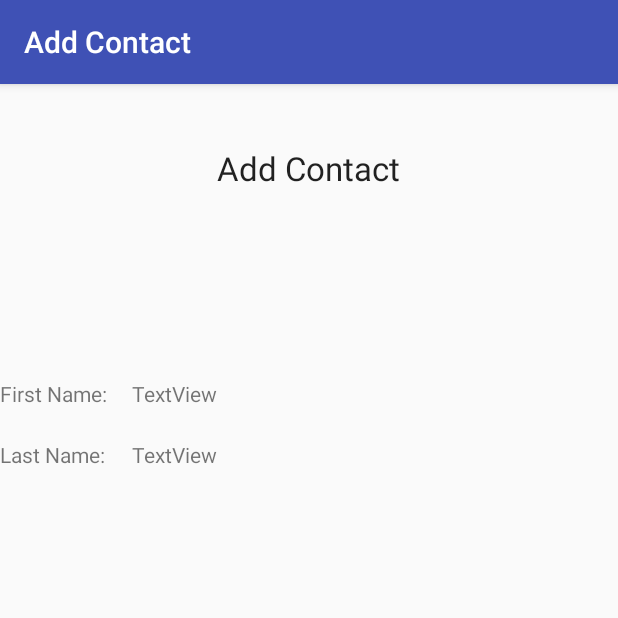
After one commit to lkuza2/Business-Sync, an Android app: the ConfirmContactActivity screen opened directly, with no data from a screen before it, on a phone screen of 412 x 824 dp, the top half of it. The commit adds this screen. Run offline under Robolectric (Android 15) with nearby library versions, the phone set to English and light mode, and no system bars; our stand-ins replace Firebase (no records; nobody signed in at launch, a user with empty details on screens opened directly); 3 statements that could not run were skipped.

Commit message:
works just adding inputs

```diff
--- a/app/src/main/AndroidManifest.xml
+++ b/app/src/main/AndroidManifest.xml
@@ -29,6 +29,10 @@
                 android:label="@string/title_activity_home"
                 android:theme="@style/AppTheme.NoActionBar">
         </activity>
+        <activity
+                android:name=".contacts.ConfirmContactActivity"
+                android:label="@string/title_confirm_contact">
+        </activity>
     </application>
 
 </manifest>
--- /dev/null
+++ b/app/src/main/java/com/rose/businesssyncapp/contacts/ConfirmContactActivity.java
@@ -0,0 +1,90 @@
+package com.rose.businesssyncapp.contacts;
+
+import android.nfc.NfcAdapter;
+import android.os.Bundle;
+import android.support.annotation.Nullable;
+import android.support.v7.app.AppCompatActivity;
+import android.view.View;
+import android.view.ViewGroup;
+import android.widget.ListView;
+import android.widget.TextView;
+import com.google.firebase.auth.FirebaseAuth;
+import com.google.firebase.database.*;
+import com.rose.businesssyncapp.R;
+import com.rose.businesssyncapp.card.CardListAdapter;
+import com.rose.businesssyncapp.card.RegisterCardFragment;
+import com.rose.businesssyncapp.user.User;
+
+import java.util.ArrayList;
+
+import static android.nfc.NfcAdapter.FLAG_READER_NFC_A;
+import static android.nfc.NfcAdapter.FLAG_READER_SKIP_NDEF_CHECK;
+
+/**
+ * Created by kuzalj on 3/25/2017.
+ */
+public class ConfirmContactActivity extends AppCompatActivity {
+
+    private DatabaseReference database;
+    private FirebaseAuth auth;
+    String userID = "";
+
+    @Override
+    protected void onCreate(@Nullable Bundle savedInstanceState) {
+        super.onCreate(savedInstanceState);
+        setContentView(R.layout.activity_confirm_contact);
+
+        database = FirebaseDatabase.getInstance().getReference();
+        auth = FirebaseAuth.getInstance();
+
+        String cardID = getIntent().getStringExtra("com.rose.businesssyncapp.cardID");
+        database.child("cards").child(cardID).child("UserID").addListenerForSingleValueEvent(new ValueEventListener() {
+            @Override
+            public void onDataChange(DataSnapshot dataSnapshot) {
+                userID = dataSnapshot.getValue().toString();
+                showUser();
+            }
+
+            @Override
+            public void onCancelled(DatabaseError databaseError) {
+
+            }
+        });
+    }
+
+    private void showUser(){
+        database.child("Users").child(userID).addListenerForSingleValueEvent(new ValueEventListener() {
+            @Override
+            public void onDataChange(DataSnapshot dataSnapshot) {
+                final User USER = dataSnapshot.getValue(User.class);
+                runOnUiThread(new Runnable() {
+                    @Override
+                    public void run() {
+                        ((TextView) findViewById(R.id.first_name_add)).setText(USER.firstName);
+                        ((TextView) findViewById(R.id.last_name_add)).setText(USER.lastName);
+                    }
+                });
+            }
+
+            @Override
+            public void onCancelled(DatabaseError databaseError) {
+
+            }
+        });
+    }
+
+    @Override
+    public void addContentView(View view, ViewGroup.LayoutParams params) {
+        super.addContentView(view, params);
+    }
+
+    @Override
+    protected void onStart() {
+        super.onStart();
+    }
+
+    @Override
+    protected void onStop() {
+        super.onStop();
+    }
+}
--- /dev/null
+++ b/app/src/main/res/layout/activity_confirm_contact.xml
@@ -0,0 +1,34 @@
+<?xml version="1.0" encoding="utf-8"?>
+<RelativeLayout xmlns:android="http://schemas.android.com/apk/res/android"
+                android:layout_width="match_parent"
+                android:layout_height="match_parent">
+
+    <TextView
+            android:text="@string/confirm_contact_str"
+            android:layout_width="wrap_content"
+            android:layout_height="wrap_content"
+            android:layout_marginTop="41dp" android:id="@+id/textView"
+            android:textAppearance="@android:style/TextAppearance.Material.Large" android:layout_alignParentTop="true"
+            android:layout_centerHorizontal="true"/>
+    <TextView
+            android:text="@string/first_name"
+            android:layout_width="wrap_content"
+            android:layout_height="wrap_content"
+            android:layout_marginTop="126dp" android:id="@+id/first_name_add_text"
+            android:layout_below="@+id/textView" android:layout_alignParentStart="true"/>
+    <TextView
+            android:text="TextView"
+            android:layout_width="wrap_content"
+            android:layout_height="wrap_content" android:layout_alignBottom="@+id/first_name_add_text"
+            android:layout_toStartOf="@+id/textView" android:id="@+id/first_name_add"/>
+    <TextView
+            android:text="@string/last_name_add"
+            android:layout_width="wrap_content"
+            android:layout_height="wrap_content" android:layout_below="@+id/first_name_add_text"
+            android:layout_alignParentStart="true" android:layout_marginTop="21dp" android:id="@+id/last_name_add_text"/>
+    <TextView
+            android:text="TextView"
+            android:layout_width="wrap_content"
+            android:layout_height="wrap_content" android:layout_alignTop="@+id/last_name_add_text"
+            android:layout_alignStart="@+id/first_name_add" android:id="@+id/last_name_add"/>
+</RelativeLayout>
--- a/app/src/main/res/layout/fragment_add_contact.xml
+++ b/app/src/main/res/layout/fragment_add_contact.xml
@@ -5,8 +5,8 @@
               android:layout_height="match_parent">
 
     <TextView
-            android:text="TextView"
+            android:text="@string/add_contact_tap"
             android:layout_width="wrap_content"
             android:layout_height="wrap_content" android:layout_centerVertical="true"
-            android:layout_centerHorizontal="true" android:id="@+id/scan_text"/>
+            android:layout_centerHorizontal="true" android:id="@+id/scan_text" android:textAppearance="@android:style/TextAppearance.Material.Large"/>
 </RelativeLayout>
--- a/app/src/main/res/values/strings.xml
+++ b/app/src/main/res/values/strings.xml
@@ -27,4 +27,10 @@
     <string name="cards_registered">Cards Registered:</string>
     <string name="card_id">Card ID:</string>
     <string name="add_contact_str">Add Contact</string>
+    <string name="add_contact_tap">Tap a Card to Add a New Contact</string>
+    <string name="confirm_contact_str">Add Contact</string>
+    <string name="first_name">First Name:</string>
+    <string name="last_name_add">Last Name:</string>
+    <string name="title_confirm_contact">Add Contact</string>
+    <string name="cell_num">Work Phone</string>
 </resources>
```
Also changed, not shown: app/src/main/java/com/rose/businesssyncapp/contacts/AddContactFragment.java (+39 -0 lines).
